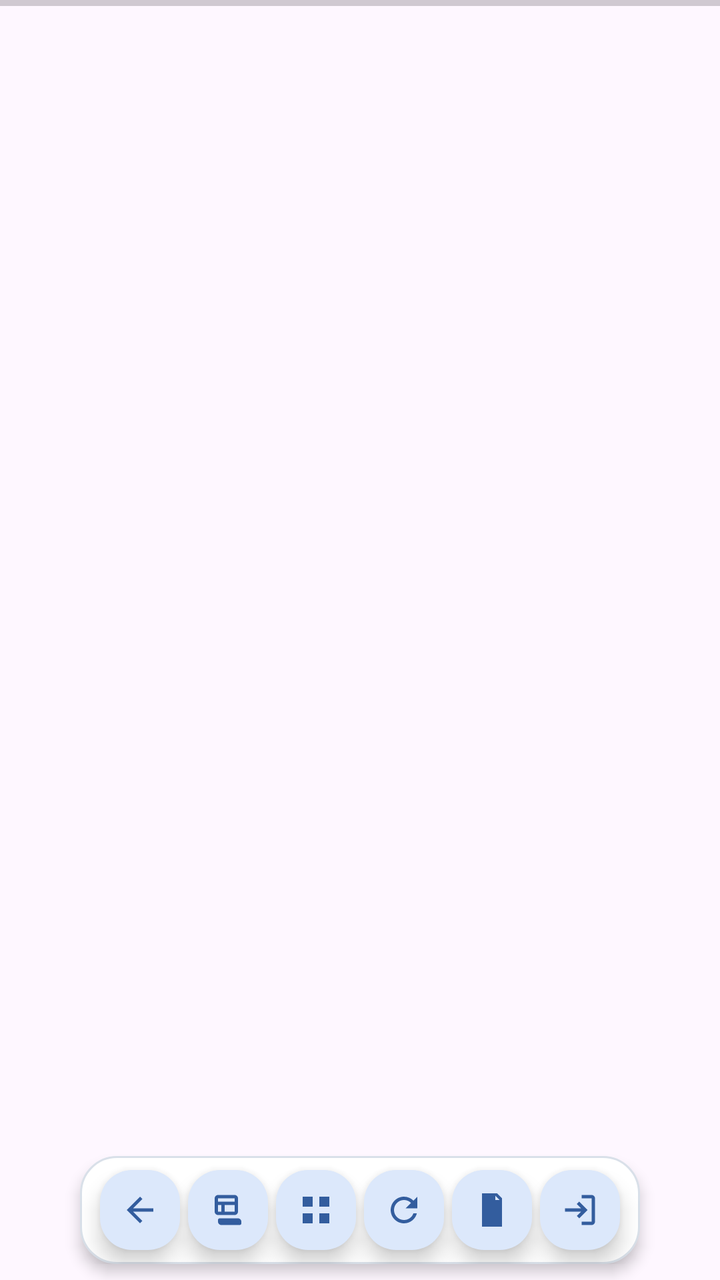
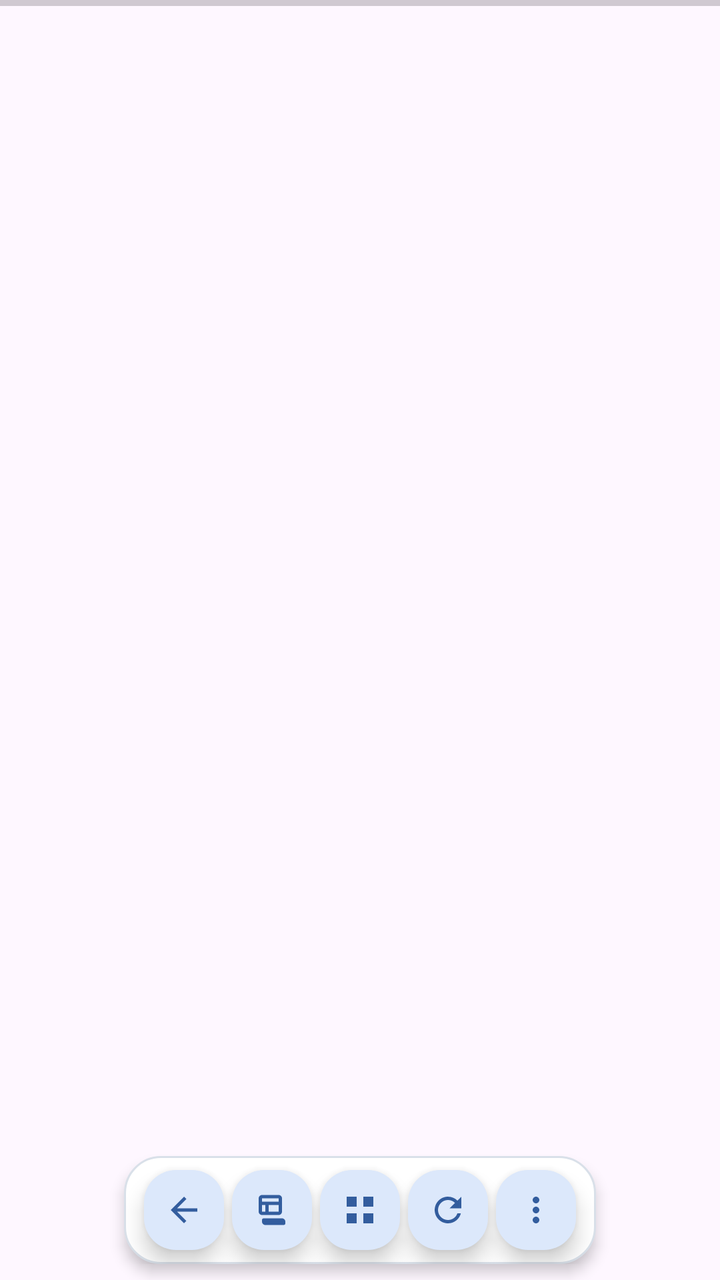

The first picture is an Android layout as it rendered before a commit; the second is the same layout after the commit. The layout source and the unified diff follow.
<!-- AndroidManifest.xml: application theme Theme.SiteHub -->
<!-- res/layout/activity_web.xml -->
<FrameLayout xmlns:android="http://schemas.android.com/apk/res/android" xmlns:app="http://schemas.android.com/apk/res-auto" android:layout_width="match_parent" android:layout_height="match_parent">
    <FrameLayout android:id="@+id/webViewContainer" android:layout_width="match_parent" android:layout_height="match_parent" android:layout_marginTop="52dp" android:layout_marginBottom="70dp" />
    <ProgressBar android:id="@+id/progress" style="?android:attr/progressBarStyleHorizontal" android:layout_width="match_parent" android:layout_height="3dp" android:layout_gravity="top" android:max="100" />
    <HorizontalScrollView android:id="@+id/windowTabScroller" android:layout_width="match_parent" android:layout_height="28dp" android:layout_gravity="top" android:layout_marginTop="8dp" android:fillViewport="false" android:scrollbars="none">
        <LinearLayout android:id="@+id/windowTabs" android:layout_width="wrap_content" android:layout_height="match_parent" android:paddingStart="12dp" android:paddingEnd="12dp" android:gravity="center_vertical" android:orientation="horizontal" />
    </HorizontalScrollView>
    <LinearLayout android:id="@+id/actionDrawer" android:layout_width="wrap_content" android:layout_height="54dp" android:layout_gravity="bottom|center_horizontal" android:layout_marginBottom="8dp" android:background="@drawable/bg_action_bar" android:clipToPadding="false" android:elevation="4dp" android:gravity="center" android:orientation="horizontal">
        <com.google.android.material.floatingactionbutton.FloatingActionButton android:id="@+id/backButton" android:layout_width="40dp" android:layout_height="40dp" android:layout_gravity="center_vertical" android:layout_marginStart="8dp" android:contentDescription="返回" android:elevation="0dp" app:backgroundTint="@color/action_button_selected" app:ensureMinTouchTargetSize="false" app:fabCustomSize="40dp" app:maxImageSize="20dp" app:srcCompat="@drawable/ic_back" app:tint="@color/action_icon" />
        <com.google.android.material.floatingactionbutton.FloatingActionButton android:id="@+id/windowButton" android:layout_width="40dp" android:layout_height="40dp" android:layout_gravity="center_vertical" android:layout_marginStart="4dp" android:contentDescription="切换窗口" android:elevation="0dp" app:backgroundTint="@color/action_button_selected" app:ensureMinTouchTargetSize="false" app:fabCustomSize="40dp" app:maxImageSize="20dp" app:srcCompat="@drawable/ic_windows" app:tint="@color/action_icon" />
        <com.google.android.material.floatingactionbutton.FloatingActionButton android:id="@+id/switchSiteButton" android:layout_width="40dp" android:layout_height="40dp" android:layout_gravity="center_vertical" android:layout_marginStart="4dp" android:contentDescription="切换网站" android:elevation="0dp" app:backgroundTint="@color/action_button_selected" app:ensureMinTouchTargetSize="false" app:fabCustomSize="40dp" app:maxImageSize="20dp" app:srcCompat="@drawable/ic_sites" app:tint="@color/action_icon" />
        <com.google.android.material.floatingactionbutton.FloatingActionButton android:id="@+id/refreshButton" android:layout_width="40dp" android:layout_height="40dp" android:layout_gravity="center_vertical" android:layout_marginStart="4dp" android:contentDescription="刷新" android:elevation="0dp" app:backgroundTint="@color/action_button_selected" app:ensureMinTouchTargetSize="false" app:fabCustomSize="40dp" app:maxImageSize="20dp" app:srcCompat="@drawable/ic_refresh" app:tint="@color/action_icon" />
        <com.google.android.material.floatingactionbutton.FloatingActionButton android:id="@+id/clearCacheButton" android:layout_width="40dp" android:layout_height="40dp" android:layout_gravity="center_vertical" android:layout_marginStart="4dp" android:contentDescription="清空网页缓存" android:elevation="0dp" app:backgroundTint="@color/action_button_selected" app:ensureMinTouchTargetSize="false" app:fabCustomSize="40dp" app:maxImageSize="20dp" app:srcCompat="@drawable/ic_cache" app:tint="@color/action_icon" />
        <com.google.android.material.floatingactionbutton.FloatingActionButton android:id="@+id/clearLoginButton" android:layout_width="40dp" android:layout_height="40dp" android:layout_gravity="center_vertical" android:layout_marginStart="4dp" android:layout_marginEnd="8dp" android:contentDescription="清除登录状态" android:elevation="0dp" app:backgroundTint="@color/action_button_selected" app:ensureMinTouchTargetSize="false" app:fabCustomSize="40dp" app:maxImageSize="20dp" app:srcCompat="@drawable/ic_login" app:tint="@color/action_icon" />
    </LinearLayout>
</FrameLayout>
<!-- resources referenced by this layout -->
<resources>
  <color name="action_button_selected">#DCE8FB</color>
  <color name="action_icon">#335D9E</color>
  <!-- drawable bg_action_bar (drawable) -->
  <shape xmlns:android="http://schemas.android.com/apk/res/android">
      <solid android:color="@color/action_bar_background" />
      <stroke android:width="1dp" android:color="@color/action_bar_stroke" />
      <corners android:radius="18dp" />
      <padding android:left="2dp" android:top="2dp" android:right="2dp" android:bottom="2dp" />
  </shape>
  <!-- drawable ic_back (drawable) -->
  <vector xmlns:android="http://schemas.android.com/apk/res/android" android:width="24dp" android:height="24dp" android:viewportWidth="24" android:viewportHeight="24">
      <path android:fillColor="#312E81" android:pathData="M20,11L7.83,11l5.59,-5.59L12,4l-8,8 8,8 1.41,-1.41L7.83,13L20,13z" />
  </vector>
  <!-- drawable ic_cache (drawable) -->
  <vector xmlns:android="http://schemas.android.com/apk/res/android" android:width="24dp" android:height="24dp" android:viewportWidth="24" android:viewportHeight="24"><path android:fillColor="#312E81" android:pathData="M6,2h9l3,3v17H6zM14,3.5V6h2.5zM8,10h8v2H8zM8,14h8v2H8zM8,18h5v2H8z" /></vector>
  <!-- drawable ic_login (drawable) -->
  <vector xmlns:android="http://schemas.android.com/apk/res/android" android:width="24dp" android:height="24dp" android:viewportWidth="24" android:viewportHeight="24"><path android:fillColor="#312E81" android:pathData="M10.09,15.59L11.5,17l5,-5 -5,-5 -1.41,1.41L12.67,11H3v2h9.67zM19,3h-6v2h6v14h-6v2h6c1.1,0 2,-0.9 2,-2V5c0,-1.1 -0.9,-2 -2,-2z" /></vector>
  <!-- drawable ic_refresh (drawable) -->
  <vector xmlns:android="http://schemas.android.com/apk/res/android" android:width="24dp" android:height="24dp" android:viewportWidth="24" android:viewportHeight="24"><path android:fillColor="#312E81" android:pathData="M17.65,6.35C16.2,4.9 14.21,4 12,4c-4.42,0 -7.99,3.58 -7.99,8s3.57,8 7.99,8c3.73,0 6.84,-2.55 7.73,-6h-2.08c-0.82,2.33 -3.04,4 -5.65,4 -3.31,0 -6,-2.69 -6,-6s2.69,-6 6,-6c1.66,0 3.14,0.69 4.22,1.78L13,11h7V4z" /></vector>
  <!-- drawable ic_sites (drawable) -->
  <vector xmlns:android="http://schemas.android.com/apk/res/android" android:width="24dp" android:height="24dp" android:viewportWidth="24" android:viewportHeight="24"><path android:fillColor="#312E81" android:pathData="M4,4h6v6H4zM14,4h6v6h-6zM4,14h6v6H4zM14,14h6v6h-6z" /></vector>
  <!-- drawable ic_windows (drawable) -->
  <vector xmlns:android="http://schemas.android.com/apk/res/android" android:width="24dp" android:height="24dp" android:viewportWidth="24" android:viewportHeight="24">
      <path android:fillColor="#FF243348" android:pathData="M4,5C4,3.9 4.9,3 6,3h10c1.1,0 2,0.9 2,2v8c0,1.1 -0.9,2 -2,2H6c-1.1,0 -2,-0.9 -2,-2V5zM6,5v2h10V5H6zM8,9H6v4h2V9zM16,9H10v4h6V9zM8,17h10c1.1,0 2,0.9 2,2v1c0,0.6 -0.4,1 -1,1H8c-1.1,0 -2,-0.9 -2,-2v-1c0,-0.6 0.4,-1 1,-1h1z" />
  </vector>
  <style name="Theme.SiteHub" parent="Theme.Material3.DayNight.NoActionBar">
          <item name="android:fontFamily">sans</item>
          <item name="android:colorAccent">@color/indigo_700</item>
          <item name="android:windowLightStatusBar">true</item>
          <item name="android:statusBarColor">@color/surface_primary</item>
          <item name="android:navigationBarColor">@android:color/white</item>
      </style>
  <color name="action_bar_background">#FFFFFF</color>
  <color name="action_bar_stroke">#D9E0E9</color>
  <color name="indigo_700">#4F46E5</color>
  <color name="surface_primary">#F8F7FF</color>
</resources>

<!-- the commit's change to res/layout/activity_web.xml (unified diff, before → after) -->
@@ -9,7 +9,6 @@
         <com.google.android.material.floatingactionbutton.FloatingActionButton android:id="@+id/windowButton" android:layout_width="40dp" android:layout_height="40dp" android:layout_gravity="center_vertical" android:layout_marginStart="4dp" android:contentDescription="切换窗口" android:elevation="0dp" app:backgroundTint="@color/action_button_selected" app:ensureMinTouchTargetSize="false" app:fabCustomSize="40dp" app:maxImageSize="20dp" app:srcCompat="@drawable/ic_windows" app:tint="@color/action_icon" />
         <com.google.android.material.floatingactionbutton.FloatingActionButton android:id="@+id/switchSiteButton" android:layout_width="40dp" android:layout_height="40dp" android:layout_gravity="center_vertical" android:layout_marginStart="4dp" android:contentDescription="切换网站" android:elevation="0dp" app:backgroundTint="@color/action_button_selected" app:ensureMinTouchTargetSize="false" app:fabCustomSize="40dp" app:maxImageSize="20dp" app:srcCompat="@drawable/ic_sites" app:tint="@color/action_icon" />
         <com.google.android.material.floatingactionbutton.FloatingActionButton android:id="@+id/refreshButton" android:layout_width="40dp" android:layout_height="40dp" android:layout_gravity="center_vertical" android:layout_marginStart="4dp" android:contentDescription="刷新" android:elevation="0dp" app:backgroundTint="@color/action_button_selected" app:ensureMinTouchTargetSize="false" app:fabCustomSize="40dp" app:maxImageSize="20dp" app:srcCompat="@drawable/ic_refresh" app:tint="@color/action_icon" />
-        <com.google.android.material.floatingactionbutton.FloatingActionButton android:id="@+id/clearCacheButton" android:layout_width="40dp" android:layout_height="40dp" android:layout_gravity="center_vertical" android:layout_marginStart="4dp" android:contentDescription="清空网页缓存" android:elevation="0dp" app:backgroundTint="@color/action_button_selected" app:ensureMinTouchTargetSize="false" app:fabCustomSize="40dp" app:maxImageSize="20dp" app:srcCompat="@drawable/ic_cache" app:tint="@color/action_icon" />
-        <com.google.android.material.floatingactionbutton.FloatingActionButton android:id="@+id/clearLoginButton" android:layout_width="40dp" android:layout_height="40dp" android:layout_gravity="center_vertical" android:layout_marginStart="4dp" android:layout_marginEnd="8dp" android:contentDescription="清除登录状态" android:elevation="0dp" app:backgroundTint="@color/action_button_selected" app:ensureMinTouchTargetSize="false" app:fabCustomSize="40dp" app:maxImageSize="20dp" app:srcCompat="@drawable/ic_login" app:tint="@color/action_icon" />
+        <com.google.android.material.floatingactionbutton.FloatingActionButton android:id="@+id/moreButton" android:layout_width="40dp" android:layout_height="40dp" android:layout_gravity="center_vertical" android:layout_marginStart="4dp" android:layout_marginEnd="8dp" android:contentDescription="更多操作" android:elevation="0dp" app:backgroundTint="@color/action_button_selected" app:ensureMinTouchTargetSize="false" app:fabCustomSize="40dp" app:maxImageSize="20dp" app:srcCompat="@drawable/ic_more" app:tint="@color/action_icon" />
     </LinearLayout>
 </FrameLayout>
<!-- resource entries referenced after the edit -->
@@ -13,10 +13,8 @@
   <vector xmlns:android="http://schemas.android.com/apk/res/android" android:width="24dp" android:height="24dp" android:viewportWidth="24" android:viewportHeight="24">
       <path android:fillColor="#312E81" android:pathData="M20,11L7.83,11l5.59,-5.59L12,4l-8,8 8,8 1.41,-1.41L7.83,13L20,13z" />
   </vector>
-  <!-- drawable ic_cache (drawable) -->
-  <vector xmlns:android="http://schemas.android.com/apk/res/android" android:width="24dp" android:height="24dp" android:viewportWidth="24" android:viewportHeight="24"><path android:fillColor="#312E81" android:pathData="M6,2h9l3,3v17H6zM14,3.5V6h2.5zM8,10h8v2H8zM8,14h8v2H8zM8,18h5v2H8z" /></vector>
-  <!-- drawable ic_login (drawable) -->
-  <vector xmlns:android="http://schemas.android.com/apk/res/android" android:width="24dp" android:height="24dp" android:viewportWidth="24" android:viewportHeight="24"><path android:fillColor="#312E81" android:pathData="M10.09,15.59L11.5,17l5,-5 -5,-5 -1.41,1.41L12.67,11H3v2h9.67zM19,3h-6v2h6v14h-6v2h6c1.1,0 2,-0.9 2,-2V5c0,-1.1 -0.9,-2 -2,-2z" /></vector>
+  <!-- drawable ic_more (drawable) -->
+  <vector xmlns:android="http://schemas.android.com/apk/res/android" android:width="24dp" android:height="24dp" android:viewportWidth="24" android:viewportHeight="24"><path android:fillColor="#312E81" android:pathData="M12,8c1.1,0 2,-0.9 2,-2s-0.9,-2 -2,-2 -2,0.9 -2,2 0.9,2 2,2zM12,10c-1.1,0 -2,0.9 -2,2s0.9,2 2,2 2,-0.9 2,-2 -0.9,-2 -2,-2zM12,16c-1.1,0 -2,0.9 -2,2s0.9,2 2,2 2,-0.9 2,-2 -0.9,-2 -2,-2z" /></vector>
   <!-- drawable ic_refresh (drawable) -->
   <vector xmlns:android="http://schemas.android.com/apk/res/android" android:width="24dp" android:height="24dp" android:viewportWidth="24" android:viewportHeight="24"><path android:fillColor="#312E81" android:pathData="M17.65,6.35C16.2,4.9 14.21,4 12,4c-4.42,0 -7.99,3.58 -7.99,8s3.57,8 7.99,8c3.73,0 6.84,-2.55 7.73,-6h-2.08c-0.82,2.33 -3.04,4 -5.65,4 -3.31,0 -6,-2.69 -6,-6s2.69,-6 6,-6c1.66,0 3.14,0.69 4.22,1.78L13,11h7V4z" /></vector>
   <!-- drawable ic_sites (drawable) -->
